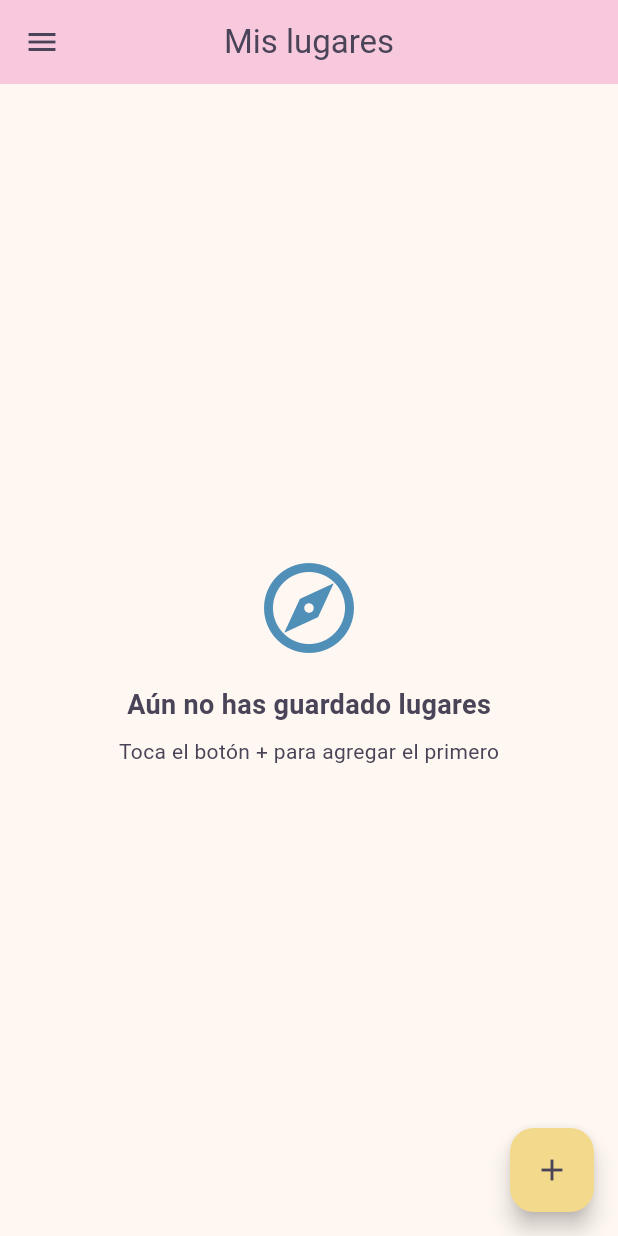
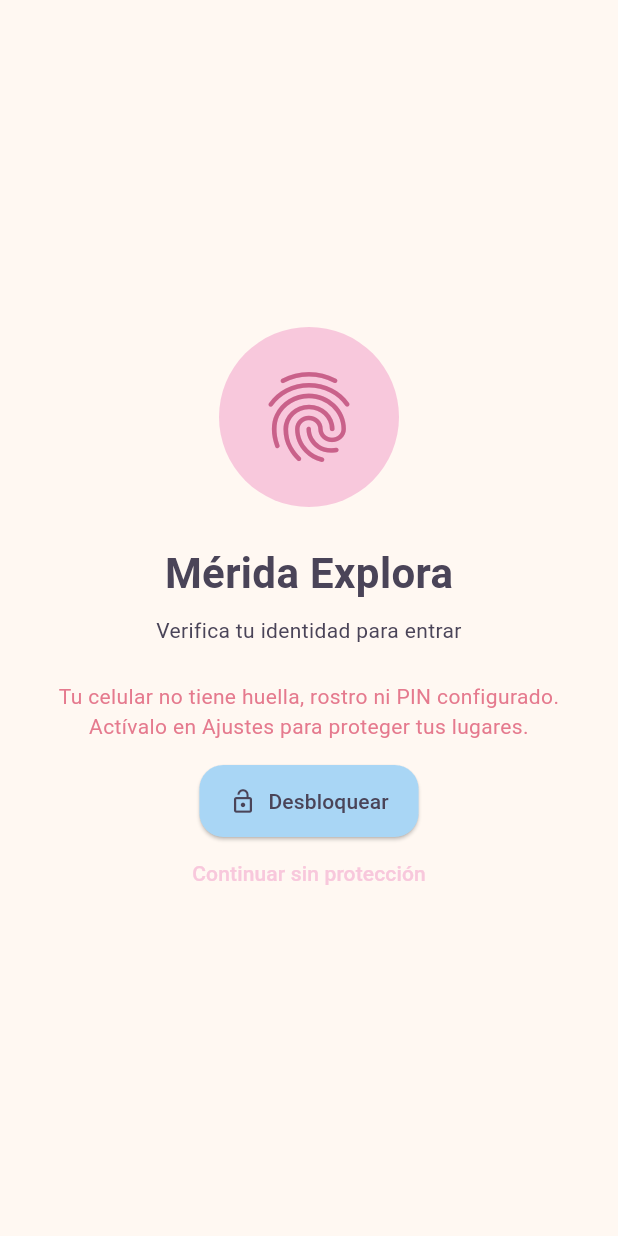
Before and after one commit to jime-nita/merida_explora, a Flutter app: the screen it shows after launch, on a phone screen of 412 x 824 dp. Run offline on Flutter 3.47's test engine with Material 3 defaults, Android fonts, the phone set to English and light mode, and no system bars; our stand-ins replace flutter_map, geolocator, image_picker, latlong2, local_auth, permission_handler and 2 more; accounts and stored records are empty.

Commit message:
Agregar login biométrico con huella o PIN antes de entrar a la app

```diff
--- a/lib/main.dart
+++ b/lib/main.dart
@@ -17,7 +17,7 @@ class MeridaExploraApp extends StatelessWidget {
       title: 'Mérida Explora',
       debugShowCheckedModeBanner: false, // Quita la etiqueta "debug"
       theme: AppTheme.tema,
-      initialRoute: AppRoutes.lista, // Pantalla con la que inicia
+      initialRoute: AppRoutes.login, // La app inicia pidiendo la huella
       onGenerateRoute: AppRoutes.generarRuta, // Reparte las rutas con nombre
     );
   }
--- a/lib/routes/app_routes.dart
+++ b/lib/routes/app_routes.dart
@@ -3,12 +3,14 @@ import '../models/lugar.dart';
 import '../screens/detalle_lugar_screen.dart';
 import '../screens/formulario_lugar_screen.dart';
 import '../screens/lista_lugares_screen.dart';
+import '../screens/login_screen.dart';
 
 /// Nombres de las pantallas y la forma de llegar a cada una.
 /// Así evitamos escribir textos sueltos por toda la app.
 class AppRoutes {
   AppRoutes._();
 
+  static const String login = '/login';
   static const String lista = '/';
   static const String formulario = '/nuevo';
   static const String detalle = '/detalle';
@@ -16,6 +18,11 @@ class AppRoutes {
   /// Flutter llama a esta función cada vez que se navega a una ruta con nombre
   static Route<dynamic> generarRuta(RouteSettings settings) {
     switch (settings.name) {
+      case login:
+        return MaterialPageRoute(
+          builder: (_) => const LoginScreen(),
+          settings: settings,
+        );
       case formulario:
         return MaterialPageRoute(
           builder: (_) => const FormularioLugarScreen(),
--- /dev/null
+++ b/lib/screens/login_screen.dart
@@ -0,0 +1,123 @@
+import 'package:flutter/material.dart';
+import '../routes/app_routes.dart';
+import '../services/servicio_biometria.dart';
+import '../theme/app_colors.dart';
+
+/// Primera pantalla de la app: pide huella o rostro antes de mostrar los lugares.
+class LoginScreen extends StatefulWidget {
+  const LoginScreen({super.key});
+
+  @override
+  State<LoginScreen> createState() => _LoginScreenState();
+}
+
+class _LoginScreenState extends State<LoginScreen> {
+  final ServicioBiometria _servicio = ServicioBiometria();
+
+  bool _verificando = false;
+  bool _sinBloqueo = false; // true si el celular no tiene ningún bloqueo
+  String? _mensaje;
+
+  @override
+  void initState() {
+    super.initState();
+    // Al abrir la pantalla pedimos la huella automáticamente
+    WidgetsBinding.instance.addPostFrameCallback((_) => _verificar());
+  }
+
+  Future<void> _verificar() async {
+    if (_verificando) return;
+    setState(() {
+      _verificando = true;
+      _mensaje = null;
+    });
+
+    final resultado = await _servicio.autenticar();
+    if (!mounted) return;
+
+    switch (resultado) {
+      case ResultadoBiometria.exito:
+      // Verificación correcta: pasamos a la lista y no se puede volver al login
+        Navigator.pushReplacementNamed(context, AppRoutes.lista);
+        return;
+      case ResultadoBiometria.fallo:
+        _mensaje = 'No pudimos verificar tu identidad. Intenta de nuevo.';
+      case ResultadoBiometria.noDisponible:
+        _mensaje = 'Tu celular no tiene huella, rostro ni PIN configurado. '
+            'Actívalo en Ajustes para proteger tus lugares.';
+        _sinBloqueo = true;
+      case ResultadoBiometria.error:
+        _mensaje = 'La verificación se canceló o falló. Intenta de nuevo.';
+    }
+
+    setState(() => _verificando = false);
+  }
+
+  @override
+  Widget build(BuildContext context) {
+    return Scaffold(
+      body: SafeArea(
+        child: Center(
+          child: Padding(
+            padding: const EdgeInsets.all(32),
+            child: Column(
+              mainAxisSize: MainAxisSize.min,
+              children: [
+                // Círculo rosa con el ícono de huella
+                Container(
+                  width: 120,
+                  height: 120,
+                  decoration: const BoxDecoration(
+                    color: AppColors.rosa,
+                    shape: BoxShape.circle,
+                  ),
+                  child: const Icon(
+                    Icons.fingerprint,
+                    size: 72,
+                    color: AppColors.rosaProfundo,
+                  ),
+                ),
+                const SizedBox(height: 24),
+                const Text(
+                  'Mérida Explora',
+                  style: TextStyle(fontSize: 28, fontWeight: FontWeight.bold),
+                ),
+                const SizedBox(height: 8),
+                const Text(
+                  'Verifica tu identidad para entrar',
+                  textAlign: TextAlign.center,
+                ),
+                const SizedBox(height: 24),
+                if (_mensaje != null) ...[
+                  Text(
+                    _mensaje!,
+                    textAlign: TextAlign.center,
+                    style: const TextStyle(color: AppColors.error),
+                  ),
+                  const SizedBox(height: 16),
+                ],
+                if (_verificando)
+                  const CircularProgressIndicator(color: AppColors.rosaProfundo)
+                else
+                  ElevatedButton.icon(
+                    onPressed: _verificar,
+                    icon: const Icon(Icons.lock_open),
+                    label: const Text('Desbloquear'),
+                  ),
+                // Solo si el celular no tiene bloqueo, no hay con qué verificar
+                if (_sinBloqueo && !_verificando)
+                  TextButton(
+                    onPressed: () => Navigator.pushReplacementNamed(
+                      context,
+                      AppRoutes.lista,
+                    ),
+                    child: const Text('Continuar sin protección'),
+                  ),
+              ],
+            ),
+          ),
+        ),
+      ),
+    );
+  }
+}
--- /dev/null
+++ b/lib/services/servicio_biometria.dart
@@ -0,0 +1,33 @@
+import 'package:local_auth/local_auth.dart';
+
+/// Posibles resultados de pedir la huella o el rostro
+enum ResultadoBiometria { exito, fallo, noDisponible, error }
+
+/// Se encarga solo de verificar la identidad con huella, rostro o PIN.
+class ServicioBiometria {
+  final LocalAuthentication _auth = LocalAuthentication();
+
+  /// Dice si el celular tiene alguna forma de verificar (huella, rostro o PIN)
+  Future<bool> estaDisponible() async {
+    try {
+      return await _auth.isDeviceSupported();
+    } catch (_) {
+      return false;
+    }
+  }
+
+  /// Muestra la ventana del sistema para verificar la identidad
+  Future<ResultadoBiometria> autenticar() async {
+    if (!await estaDisponible()) return ResultadoBiometria.noDisponible;
+
+    try {
+      final autenticado = await _auth.authenticate(
+        localizedReason: 'Confirma que eres tú para ver tus lugares',
+      );
+      return autenticado ? ResultadoBiometria.exito : ResultadoBiometria.fallo;
+    } catch (_) {
+      // Cancelaron, hubo demasiados intentos, etc.
+      return ResultadoBiometria.error;
+    }
+  }
+}
```
Also changed, not shown: 3 other files.
